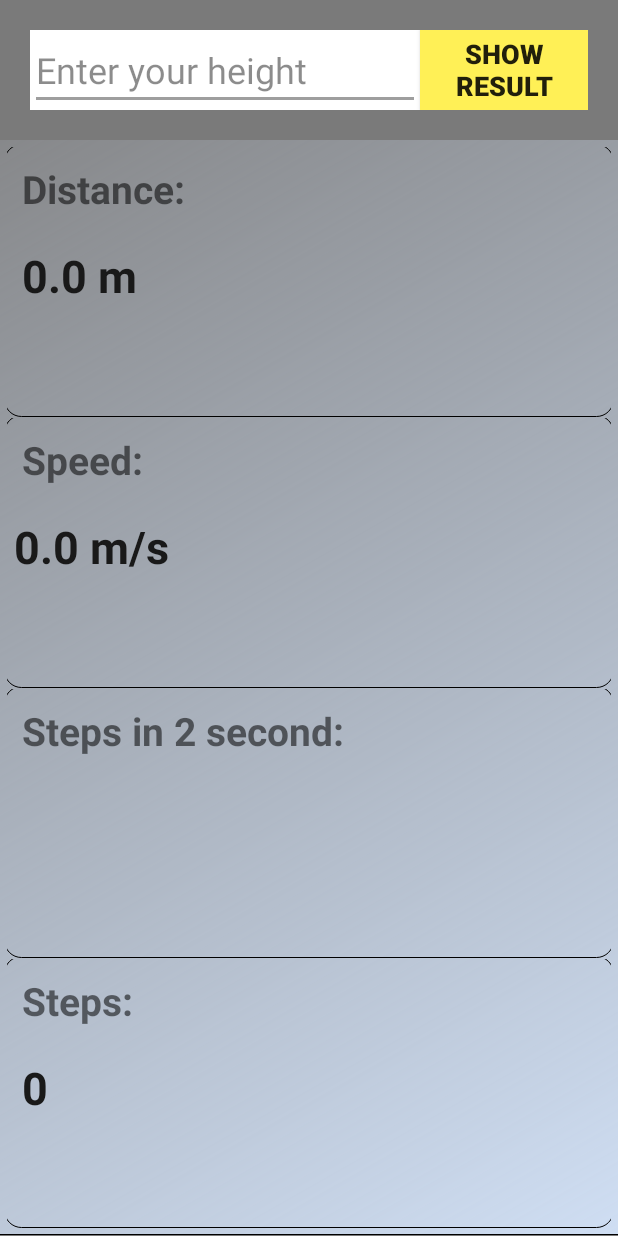
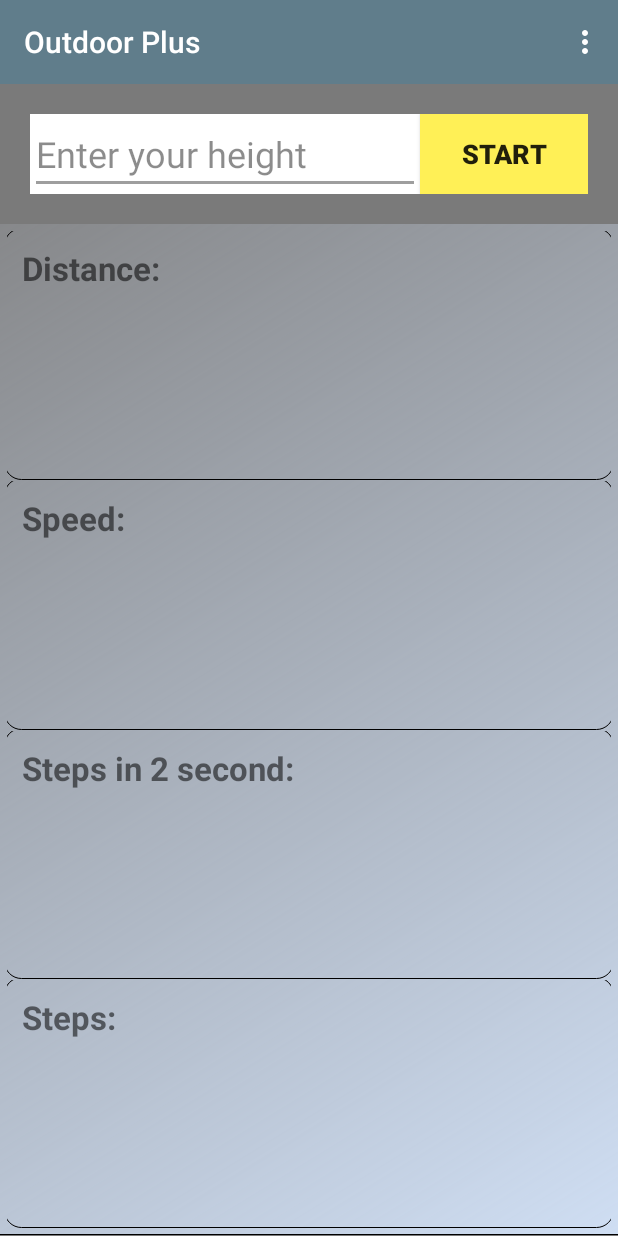
Before and after one commit to sun-xiaofeng/COMP90018-Project, an Android app: the StepCounterActivity screen opened directly, with no data from a screen before it, after a tap on "START", on a phone screen of 412 x 824 dp. Run offline under Robolectric (Android 15) with nearby library versions, the phone set to English and light mode, and no system bars.

Commit message:
Fixed bugs in step counter

```diff
--- a/app/src/main/java/comp90018/project2/weather/StepCounterActivity.java
+++ b/app/src/main/java/comp90018/project2/weather/StepCounterActivity.java
@@ -1,15 +1,20 @@
 package comp90018.project2.weather;
 
+import android.content.Intent;
 import android.hardware.Sensor;
 import android.hardware.SensorEvent;
 import android.hardware.SensorEventListener;
 import android.hardware.SensorManager;
 import android.support.v7.app.AppCompatActivity;
 import android.os.Bundle;
+import android.support.v7.widget.Toolbar;
+import android.view.Menu;
+import android.view.MenuItem;
 import android.view.View;
 import android.widget.Button;
 import android.widget.EditText;
 import android.widget.TextView;
+import android.widget.Toast;
 
 import java.util.ArrayList;
 import java.util.List;
@@ -43,6 +48,9 @@
         super.onCreate(savedInstanceState);
         setContentView(R.layout.activity_step_counter);
 
+        Toolbar toolbar = (Toolbar) findViewById(R.id.toolbar_4);
+        setSupportActionBar(toolbar);
+
         acceleration = (TextView) findViewById(R.id.Acceleration);
         steps = (TextView) findViewById(R.id.Steps);
         show = (Button) findViewById(R.id.show);
@@ -57,9 +65,10 @@
         sm.registerListener(this, accelerometer, SensorManager.SENSOR_DELAY_NORMAL);
 
         show.setOnClickListener(new View.OnClickListener() {
-
             public void onClick(View v) {
                 if (!running) {
+                    try {
+                        height = Double.parseDouble(heightText.getText().toString()) / 100;
                         running = true;
                         list = new ArrayList<>();
                         bigList = new ArrayList<>();
@@ -70,6 +79,9 @@
                         speed = 0;
                         speedText.setText(speed + " m/s");
                         steps.setText("0");
+                    } catch (NumberFormatException e) {
+                        Toast.makeText(StepCounterActivity.this, "Invalid height!", Toast.LENGTH_SHORT).show();
+                    }
                 } else {
                     running = false;
                     show.setText("Start");
@@ -79,7 +91,6 @@
             }
 
         });
-
     }
 
     private int getSteps(List<Double> list) {
@@ -108,7 +119,6 @@
             if (time >= 2.0) {
                 int stepsInTwoSeconds = getSteps(this.list);
                 steps2second.setText(stepsInTwoSeconds + "");
-                height = Double.valueOf(heightText.getText().toString())/100;
                 if (stepsInTwoSeconds > 0 && stepsInTwoSeconds <= 2) {
                     stride = height / 5;
                 } else if (stepsInTwoSeconds > 2 && stepsInTwoSeconds <= 3) {
@@ -134,4 +144,35 @@
 
     @Override
     public void onAccuracyChanged(Sensor sensor, int accuracy) {}
+
+    @Override
+    public boolean onCreateOptionsMenu(Menu menu) {
+        getMenuInflater().inflate(R.menu.main_menu, menu);
+        menu.findItem(R.id.stepCounterItem).setVisible(false);
+        return true;
     }
+
+    @Override
+    public boolean onOptionsItemSelected(MenuItem item) {
+        switch (item.getItemId()) {
+            case R.id.weatherItem:
+                startWeatherActivity();
+                return true;
+            case R.id.compassItem:
+                startCompassActivity();
+                return true;
+            default:
+                return super.onOptionsItemSelected(item);
+        }
+    }
+
+    private void startCompassActivity() {
+        Intent intent = new Intent(StepCounterActivity.this, CompassActivity.class);
+        startActivity(intent);
+    }
+
+    private void startWeatherActivity() {
+        Intent intent = new Intent(StepCounterActivity.this, WeatherActivity.class);
+        startActivity(intent);
+    }
+}
--- a/app/src/main/res/layout/activity_step_counter.xml
+++ b/app/src/main/res/layout/activity_step_counter.xml
@@ -8,12 +8,17 @@
     android:background="#90191919"
     tools:context="comp90018.project2.weather.StepCounterActivity">
 
+
+    <include
+        android:id="@+id/toolbar_4"
+        layout="@layout/toolbar"/>
+
     <TextView
         android:id="@+id/Acceleration"
         android:layout_width="wrap_content"
         android:layout_height="wrap_content"
         android:layout_alignParentStart="true"
-        android:layout_alignParentTop="true"
+        android:layout_below="@+id/toolbar_4"
         android:layout_marginTop="22dp"
         android:text="Acceleration"
         android:textColor="@android:color/black"
@@ -25,6 +30,7 @@
         android:layout_width="match_parent"
         android:layout_height="wrap_content"
         android:layout_centerHorizontal="true"
+        android:layout_below="@+id/toolbar_4"
         android:layout_margin="20dp"
         android:background="#FFFFFF"
         android:orientation="horizontal">
@@ -74,11 +80,11 @@
                 android:layout_width="match_parent"
                 android:layout_height="wrap_content"
                 android:layout_marginBottom="10dp"
-                android:layout_marginLeft="10dp"
+                android:layout_marginStart="10dp"
                 android:layout_marginTop="10dp"
                 android:gravity="center_vertical|start"
                 android:text="@string/distance"
-                android:textSize="26sp"
+                android:textSize="22sp"
                 android:textStyle="bold" />
 
             <TextView
@@ -87,10 +93,10 @@
                 android:layout_height="wrap_content"
                 android:layout_below="@id/title_distance"
                 android:layout_marginBottom="10dp"
+                android:layout_marginStart="10dp"
                 android:layout_marginTop="10dp"
-                android:layout_marginStart="10dp"
                 android:textColor="#191919"
-                android:textSize="30sp"
+                android:textSize="24sp"
                 android:textStyle="bold" />
         </RelativeLayout>
 
@@ -110,7 +116,7 @@
                 android:layout_marginTop="10dp"
                 android:gravity="center_vertical|start"
                 android:text="@string/speed"
-                android:textSize="26sp"
+                android:textSize="22sp"
                 android:textStyle="bold" />
 
             <TextView
@@ -118,12 +124,11 @@
                 android:layout_width="match_parent"
                 android:layout_height="wrap_content"
                 android:layout_below="@id/title_speed"
-                android:layout_centerHorizontal="true"
                 android:layout_marginBottom="10dp"
+                android:layout_marginStart="10dp"
                 android:layout_marginTop="10dp"
-                android:layout_marginStart="10dp"
                 android:textColor="#191919"
-                android:textSize="30sp"
+                android:textSize="24sp"
                 android:textStyle="bold" />
         </RelativeLayout>
 
@@ -143,7 +148,7 @@
                 android:layout_marginTop="10dp"
                 android:gravity="center_vertical|start"
                 android:text="@string/steps2sec"
-                android:textSize="26sp"
+                android:textSize="22sp"
                 android:textStyle="bold" />
 
             <TextView
@@ -152,10 +157,10 @@
                 android:layout_height="wrap_content"
                 android:layout_below="@id/title_steps2sec"
                 android:layout_marginBottom="10dp"
+                android:layout_marginStart="10dp"
                 android:layout_marginTop="10dp"
-                android:layout_marginStart="10dp"
                 android:textColor="#191919"
-                android:textSize="30sp"
+                android:textSize="24sp"
                 android:textStyle="bold" />
         </RelativeLayout>
 
@@ -175,7 +180,7 @@
                 android:layout_marginTop="10dp"
                 android:gravity="center_vertical|start"
                 android:text="@string/Steps"
-                android:textSize="26sp"
+                android:textSize="22sp"
                 android:textStyle="bold" />
 
             <TextView
@@ -184,10 +189,10 @@
                 android:layout_height="wrap_content"
                 android:layout_below="@id/title_steps"
                 android:layout_marginBottom="10dp"
+                android:layout_marginStart="10dp"
                 android:layout_marginTop="10dp"
-                android:layout_marginStart="10dp"
                 android:textColor="#191919"
-                android:textSize="30sp"
+                android:textSize="24sp"
                 android:textStyle="bold" />
         </RelativeLayout>
 
--- a/app/src/main/res/values/strings.xml
+++ b/app/src/main/res/values/strings.xml
@@ -1,5 +1,5 @@
 <resources>
-    <string name="app_name">Weather</string>
+    <string name="app_name">Outdoor Plus</string>
     <string name="temperature">Temperature</string>
     <string name="condition">Condition</string>
     <string name="location">Location</string>
```
Lines whose indentation alone changed are shown as unchanged.
